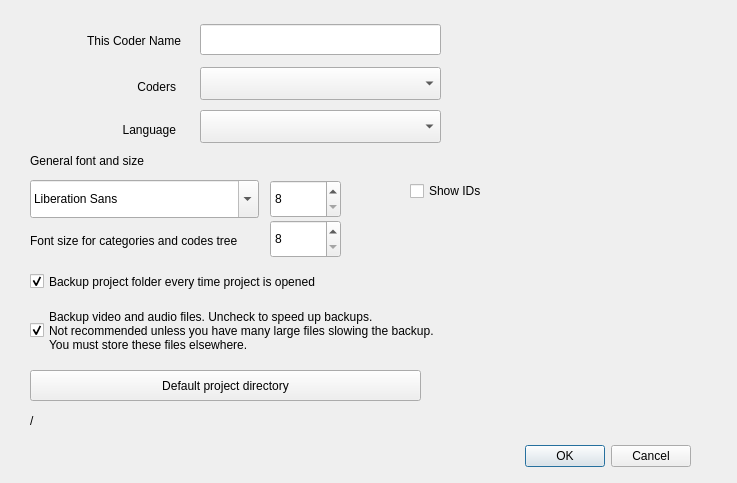
Before: the Qt Designer form GUI_UIs/ui_dialog_settings.ui in ccbogel/QualCoder, drawn with Qt 5.
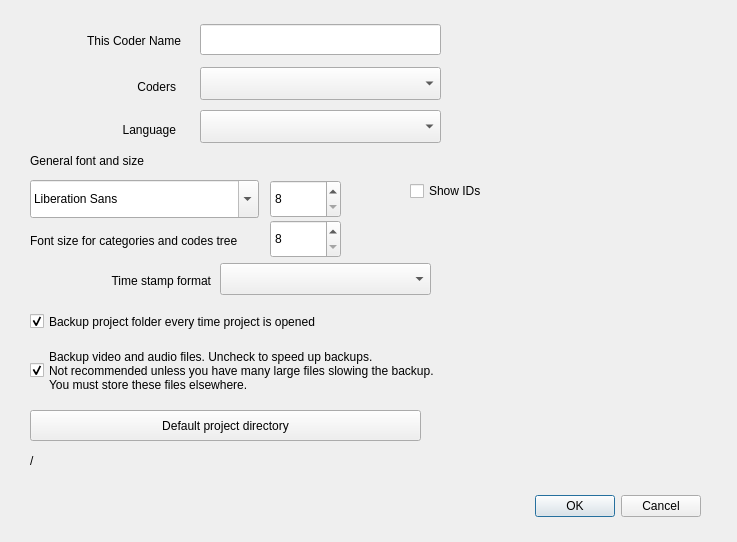
After: the same form once the commit is applied.

```diff
--- a/GUI_UIs/ui_dialog_settings.ui
+++ b/GUI_UIs/ui_dialog_settings.ui
@@ -7,7 +7,7 @@
     <x>0</x>
     <y>0</y>
     <width>737</width>
-    <height>483</height>
+    <height>542</height>
    </rect>
   </property>
   <property name="windowTitle">
@@ -16,8 +16,8 @@
   <widget class="QDialogButtonBox" name="buttonBox">
    <property name="geometry">
     <rect>
-     <x>430</x>
-     <y>440</y>
+     <x>440</x>
+     <y>490</y>
      <width>261</width>
      <height>32</height>
     </rect>
@@ -114,7 +114,7 @@
    <property name="geometry">
     <rect>
      <x>30</x>
-     <y>410</y>
+     <y>450</y>
      <width>671</width>
      <height>21</height>
     </rect>
@@ -127,7 +127,7 @@
    <property name="geometry">
     <rect>
      <x>30</x>
-     <y>370</y>
+     <y>410</y>
      <width>391</width>
      <height>31</height>
     </rect>
@@ -230,7 +230,7 @@
    <property name="geometry">
     <rect>
      <x>30</x>
-     <y>270</y>
+     <y>310</y>
      <width>511</width>
      <height>23</height>
     </rect>
@@ -246,7 +246,7 @@
    <property name="geometry">
     <rect>
      <x>30</x>
-     <y>300</y>
+     <y>340</y>
      <width>651</width>
      <height>61</height>
     </rect>
@@ -260,6 +260,32 @@
     <bool>true</bool>
    </property>
   </widget>
+  <widget class="QLabel" name="label_5">
+   <property name="geometry">
+    <rect>
+     <x>10</x>
+     <y>270</y>
+     <width>201</width>
+     <height>21</height>
+    </rect>
+   </property>
+   <property name="text">
+    <string>Time stamp format</string>
+   </property>
+   <property name="alignment">
+    <set>Qt::AlignRight|Qt::AlignTrailing|Qt::AlignVCenter</set>
+   </property>
+  </widget>
+  <widget class="QComboBox" name="comboBox_timestamp">
+   <property name="geometry">
+    <rect>
+     <x>220</x>
+     <y>263</y>
+     <width>211</width>
+     <height>32</height>
+    </rect>
+   </property>
+  </widget>
  </widget>
  <tabstops>
   <tabstop>lineEdit_coderName</tabstop>
```
Left out of the diff: 1 changed line with no effect on the pictures.
